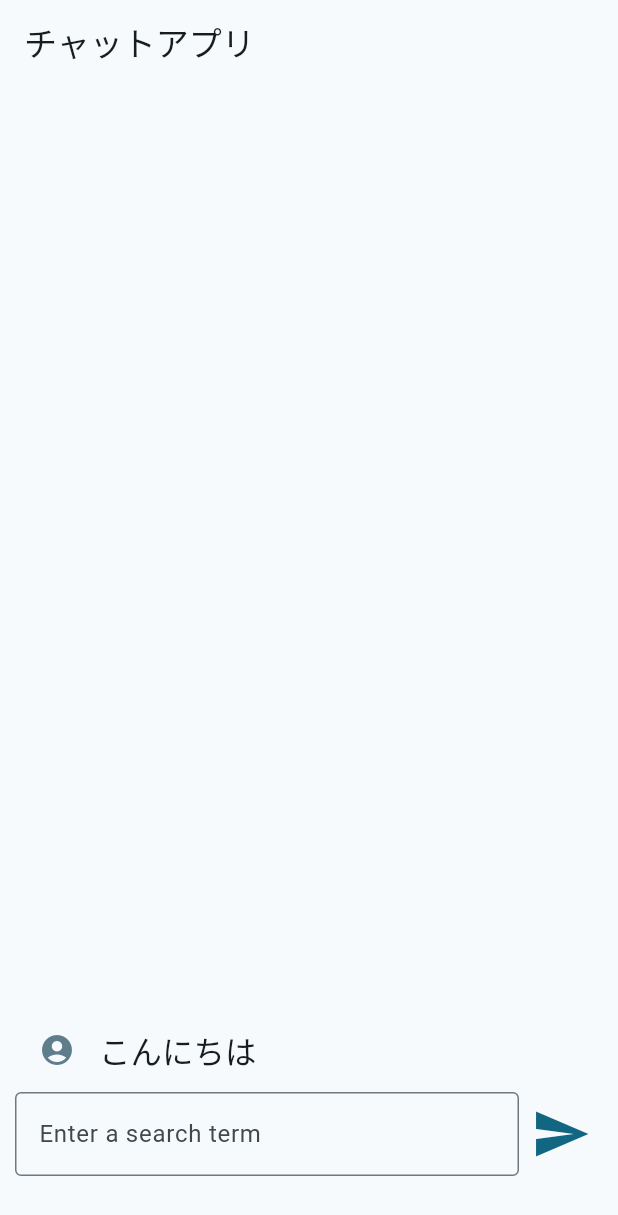
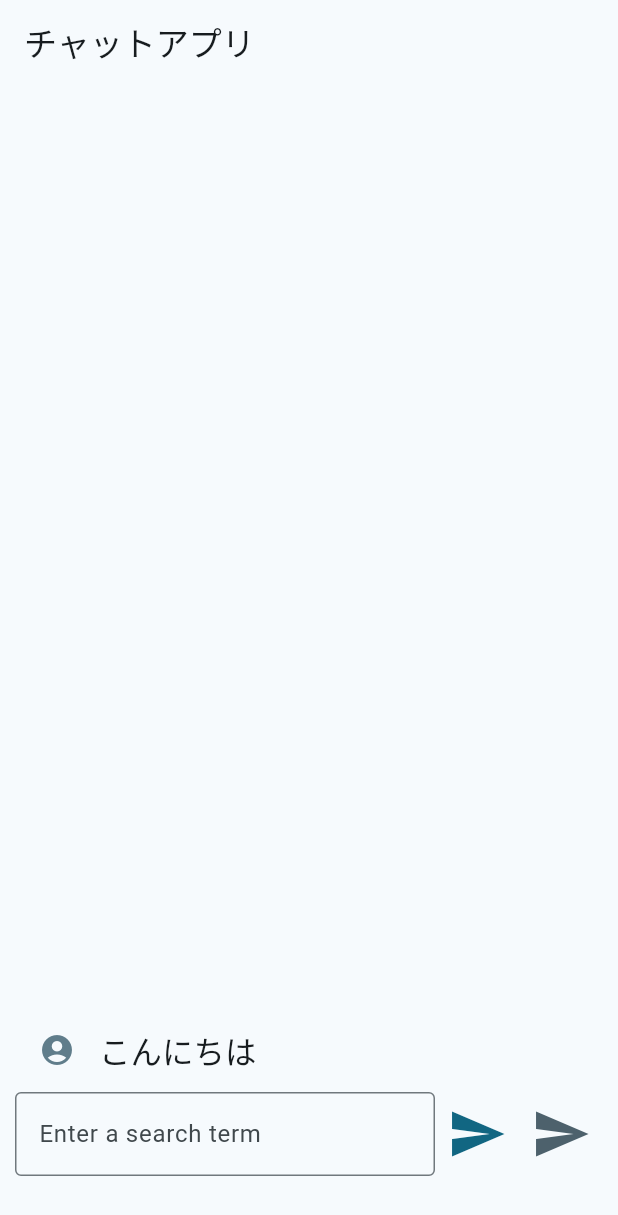
Before and after one commit to h16110s/flutter_tutorial, a Flutter app: the screen it shows after launch, after a tap on the "send" icon, on a phone screen of 412 x 824 dp. Shown: the top 1215 px of the screen. Run offline on Flutter 3.47's test engine with Material 2 defaults, Android fonts, the phone set to English and light mode, and no system bars; our stand-ins replace flutter_dotenv, hive_flutter; accounts and stored records are empty.

```diff
--- a/lib/components/send_form.dart
+++ b/lib/components/send_form.dart
@@ -1,4 +1,5 @@
 import 'dart:convert';
+import 'package:hive_flutter/hive_flutter.dart';
 import 'package:http/http.dart' as http;
 import 'package:flutter/material.dart';
 import 'package:flutter_dotenv/flutter_dotenv.dart';
@@ -18,6 +19,7 @@ class SendForm extends StatefulWidget {
 class _SendFormState extends State<SendForm> {
   final _editController = TextEditingController();
 
+  // TODO: AppStateに寄せてもいいくらい
   Future<Map> sendChatMessage(String message) async {
     await dotenv.load(fileName: '.env');
     String apiKey = dotenv.get('API_KEY');
@@ -72,12 +74,18 @@ class _SendFormState extends State<SendForm> {
           icon: const Icon(Icons.send),
           color: theme.colorScheme.primary,
           iconSize: 40,
+        ),
+        IconButton(
+          onPressed: () => hiveTest(),
+          icon: const Icon(Icons.send),
+          color: theme.colorScheme.secondary,
+          iconSize: 40,
         )
       ],
     );
   }
 
-  void sendBtnOnPressed(AppState appState) {
+  void sendBtnOnPressed(AppState appState) async{
     if (appState.current.isEmpty) {
       return;
     }
@@ -96,5 +104,12 @@ class _SendFormState extends State<SendForm> {
     });
     _editController.clear();
     appState.setCurrent('');
+    var box = await Hive.openBox('testBox');
+    box.put('name', 'flutter');
+  }
+
+  void hiveTest() async {
+    var box = await Hive.openBox('testBox');
+    print('Name: ${box.get('name')}');
   }
 }
--- a/lib/main.dart
+++ b/lib/main.dart
@@ -1,10 +1,13 @@
 import 'package:flutter/material.dart';
+import 'package:hive_flutter/hive_flutter.dart';
 import 'package:provider/provider.dart';
 import 'package:flutter_tutorial/app_state.dart';
 import 'package:flutter_tutorial/components/chat_history_view.dart';
 import 'package:flutter_tutorial/components/send_form.dart';
 
-void main() {
+void main() async {
+  await Hive.initFlutter();
+  var box = await Hive.openBox('testBox');
   runApp(const MyApp());
 }
 
```
